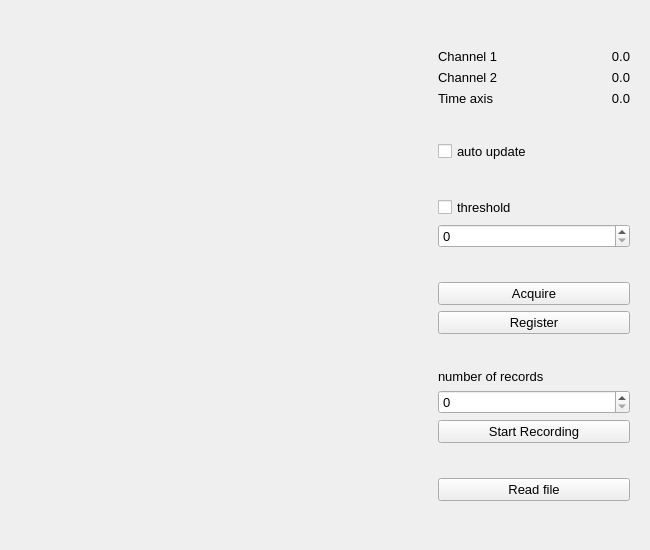
First picture: the form in projects/mcpha/python/mcpha_scope.ui, repository pavel-demin/red-pitaya-notes, before the edit.
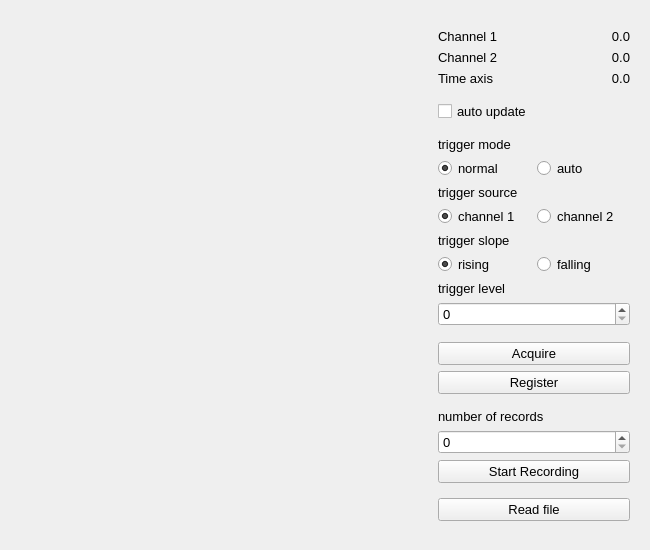
Second picture: the form after the edit.

Commit message: add more controls to mcpha/python

Diff of the .ui file:
```diff
--- a/projects/mcpha/python/mcpha_scope.ui
+++ b/projects/mcpha/python/mcpha_scope.ui
@@ -57,6 +57,9 @@
       </font>
      </property>
      <layout class="QFormLayout" name="formLayout">
+      <property name="fieldGrowthPolicy">
+       <enum>QFormLayout::AllNonFixedFieldsGrow</enum>
+      </property>
       <item row="1" column="0">
        <spacer name="spacer_0">
         <property name="orientation">
@@ -70,16 +73,6 @@
         </property>
        </spacer>
       </item>
-      <item row="6" column="0">
-       <widget class="QCheckBox" name="thrsCheck">
-        <property name="text">
-         <string>threshold</string>
-        </property>
-       </widget>
-      </item>
-      <item row="7" column="0" colspan="2">
-       <widget class="QSpinBox" name="thrsValue"/>
-      </item>
       <item row="2" column="0" colspan="2">
        <widget class="QWidget" name="cursWidget" native="true">
         <property name="sizePolicy">
@@ -170,117 +163,198 @@
         </layout>
        </widget>
       </item>
+      <item row="3" column="0">
+       <spacer name="spacer_1">
+        <property name="orientation">
+         <enum>Qt::Vertical</enum>
+        </property>
+        <property name="sizeHint" stdset="0">
+         <size>
+          <width>20</width>
+          <height>40</height>
+         </size>
+        </property>
+       </spacer>
+      </item>
       <item row="4" column="0" colspan="2">
-       <widget class="QCheckBox" name="checkBox">
+       <widget class="QCheckBox" name="autoCheck">
         <property name="text">
          <string>auto update</string>
         </property>
        </widget>
       </item>
+      <item row="5" column="0">
+       <spacer name="spacer_2">
+        <property name="orientation">
+         <enum>Qt::Vertical</enum>
+        </property>
+        <property name="sizeHint" stdset="0">
+         <size>
+          <width>20</width>
+          <height>40</height>
+         </size>
+        </property>
+       </spacer>
+      </item>
+      <item row="6" column="0">
+       <widget class="QLabel" name="trgmodeLabel">
+        <property name="text">
+         <string>trigger mode</string>
+        </property>
+       </widget>
+      </item>
+      <item row="7" column="0" colspan="2">
+       <widget class="QWidget" name="trgmodeWidget" native="true">
+        <layout class="QGridLayout" name="gridLayout_2">
+         <property name="leftMargin">
+          <number>0</number>
+         </property>
+         <property name="topMargin">
+          <number>0</number>
+         </property>
+         <property name="rightMargin">
+          <number>0</number>
+         </property>
+         <property name="bottomMargin">
+          <number>0</number>
+         </property>
+         <item row="0" column="0">
+          <widget class="QRadioButton" name="trgmodenormalButton">
+           <property name="text">
+            <string>normal</string>
+           </property>
+           <property name="checked">
+            <bool>true</bool>
+           </property>
+          </widget>
+         </item>
+         <item row="0" column="1">
+          <widget class="QRadioButton" name="trgmodeautoButton">
+           <property name="text">
+            <string>auto</string>
+           </property>
+          </widget>
+         </item>
+        </layout>
+       </widget>
+      </item>
+      <item row="8" column="0">
+       <widget class="QLabel" name="trgsrcLabel">
+        <property name="text">
+         <string>trigger source</string>
+        </property>
+       </widget>
+      </item>
       <item row="9" column="0" colspan="2">
+       <widget class="QWidget" name="trgsrcWidget" native="true">
+        <layout class="QGridLayout" name="gridLayout_3">
+         <property name="leftMargin">
+          <number>0</number>
+         </property>
+         <property name="topMargin">
+          <number>0</number>
+         </property>
+         <property name="rightMargin">
+          <number>0</number>
+         </property>
+         <property name="bottomMargin">
+          <number>0</number>
+         </property>
+         <item row="0" column="0">
+          <widget class="QRadioButton" name="trgsrcch1Button">
+           <property name="text">
+            <string>channel 1</string>
+           </property>
+           <property name="checked">
+            <bool>true</bool>
+           </property>
+          </widget>
+         </item>
+         <item row="0" column="1">
+          <widget class="QRadioButton" name="trgsrcch2Button">
+           <property name="text">
+            <string>channel 2</string>
+           </property>
+          </widget>
+         </item>
+        </layout>
+       </widget>
+      </item>
+      <item row="10" column="0">
+       <widget class="QLabel" name="trgslopeLabel">
+        <property name="text">
+         <string>trigger slope</string>
+        </property>
+       </widget>
+      </item>
+      <item row="12" column="0">
+       <widget class="QLabel" name="trglevelLabel">
+        <property name="text">
+         <string>trigger level</string>
+        </property>
+       </widget>
+      </item>
+      <item row="13" column="0" colspan="2">
+       <widget class="QSpinBox" name="trglevelValue"/>
+      </item>
+      <item row="14" column="0">
+       <spacer name="spacer_3">
+        <property name="orientation">
+         <enum>Qt::Vertical</enum>
+        </property>
+        <property name="sizeHint" stdset="0">
+         <size>
+          <width>20</width>
+          <height>40</height>
+         </size>
+        </property>
+       </spacer>
+      </item>
+      <item row="15" column="0" colspan="2">
        <widget class="QPushButton" name="startButton">
         <property name="text">
          <string>Acquire</string>
         </property>
        </widget>
       </item>
-      <item row="10" column="0" colspan="2">
+      <item row="16" column="0" colspan="2">
        <widget class="QPushButton" name="saveButton">
         <property name="text">
          <string>Register</string>
         </property>
        </widget>
       </item>
-      <item row="16" column="0" colspan="2">
-       <widget class="QPushButton" name="readButton">
-        <property name="text">
-         <string>Read file</string>
+      <item row="17" column="0">
+       <spacer name="spacer_4">
+        <property name="orientation">
+         <enum>Qt::Vertical</enum>
         </property>
-       </widget>
-      </item>
-      <item row="14" column="0" colspan="2">
-       <widget class="QPushButton" name="recordButton">
-        <property name="text">
-         <string>Start Recording</string>
+        <property name="sizeHint" stdset="0">
+         <size>
+          <width>20</width>
+          <height>40</height>
+         </size>
         </property>
-       </widget>
+       </spacer>
       </item>
-      <item row="13" column="0" colspan="2">
-       <widget class="QSpinBox" name="recordValue"/>
-      </item>
-      <item row="12" column="0">
+      <item row="18" column="0">
        <widget class="QLabel" name="recordLabel">
         <property name="text">
          <string>number of records</string>
         </property>
        </widget>
       </item>
-      <item row="5" column="0">
-       <spacer name="spacer_2">
-        <property name="orientation">
-         <enum>Qt::Vertical</enum>
-        </property>
-        <property name="sizeHint" stdset="0">
-         <size>
-          <width>20</width>
-          <height>40</height>
-         </size>
-        </property>
-       </spacer>
+      <item row="19" column="0" colspan="2">
+       <widget class="QSpinBox" name="recordValue"/>
       </item>
-      <item row="3" column="0">
-       <spacer name="spacer_1">
-        <property name="orientation">
-         <enum>Qt::Vertical</enum>
+      <item row="20" column="0" colspan="2">
+       <widget class="QPushButton" name="recordButton">
+        <property name="text">
+         <string>Start Recording</string>
         </property>
-        <property name="sizeHint" stdset="0">
-         <size>
-          <width>20</width>
-          <height>40</height>
-         </size>
-        </property>
-       </spacer>
+       </widget>
       </item>
-      <item row="11" column="0">
-       <spacer name="spacer_4">
-        <property name="orientation">
-         <enum>Qt::Vertical</enum>
-        </property>
-        <property name="sizeHint" stdset="0">
-         <size>
-          <width>20</width>
-          <height>40</height>
-         </size>
-        </property>
-       </spacer>
-      </item>
-      <item row="8" column="0">
-       <spacer name="spacer_3">
-        <property name="orientation">
-         <enum>Qt::Vertical</enum>
-        </property>
-        <property name="sizeHint" stdset="0">
-         <size>
-          <width>20</width>
-          <height>40</height>
-         </size>
-        </property>
-       </spacer>
-      </item>
-      <item row="17" column="0">
-       <spacer name="spacer_6">
-        <property name="orientation">
-         <enum>Qt::Vertical</enum>
-        </property>
-        <property name="sizeHint" stdset="0">
-         <size>
-          <width>20</width>
-          <height>40</height>
-         </size>
-        </property>
-       </spacer>
-      </item>
-      <item row="15" column="0">
+      <item row="21" column="0">
        <spacer name="spacer_5">
         <property name="orientation">
          <enum>Qt::Vertical</enum>
@@ -293,6 +367,61 @@
         </property>
        </spacer>
       </item>
+      <item row="22" column="0" colspan="2">
+       <widget class="QPushButton" name="readButton">
+        <property name="text">
+         <string>Read file</string>
+        </property>
+       </widget>
+      </item>
+      <item row="23" column="0">
+       <spacer name="spacer_6">
+        <property name="orientation">
+         <enum>Qt::Vertical</enum>
+        </property>
+        <property name="sizeHint" stdset="0">
+         <size>
+          <width>20</width>
+          <height>40</height>
+         </size>
+        </property>
+       </spacer>
+      </item>
+      <item row="11" column="0" colspan="2">
+       <widget class="QWidget" name="trgslopeWidget" native="true">
+        <layout class="QGridLayout" name="gridLayout_4">
+         <property name="leftMargin">
+          <number>0</number>
+         </property>
+         <property name="topMargin">
+          <number>0</number>
+         </property>
+         <property name="rightMargin">
+          <number>0</number>
+         </property>
+         <property name="bottomMargin">
+          <number>0</number>
+         </property>
+         <item row="0" column="0">
+          <widget class="QRadioButton" name="trgsloperisingButton">
+           <property name="text">
+            <string>rising</string>
+           </property>
+           <property name="checked">
+            <bool>true</bool>
+           </property>
+          </widget>
+         </item>
+         <item row="0" column="1">
+          <widget class="QRadioButton" name="trgslopefallingButton">
+           <property name="text">
+            <string>falling</string>
+           </property>
+          </widget>
+         </item>
+        </layout>
+       </widget>
+      </item>
      </layout>
     </widget>
    </item>
```
The commit also changes 1 other file.
